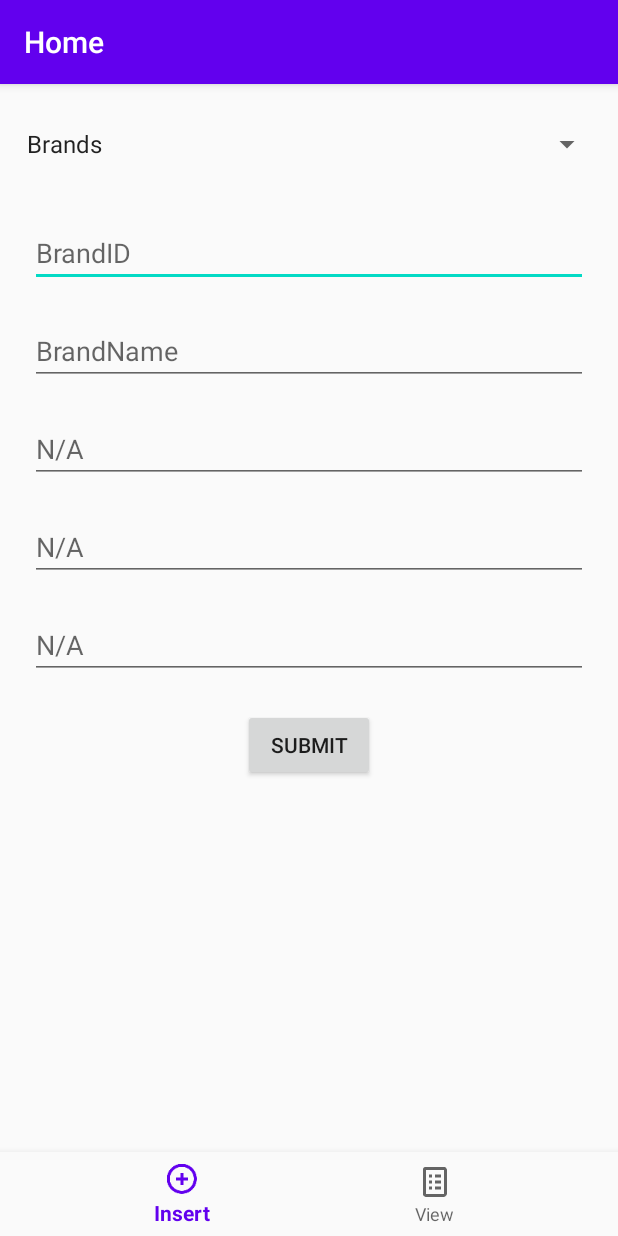
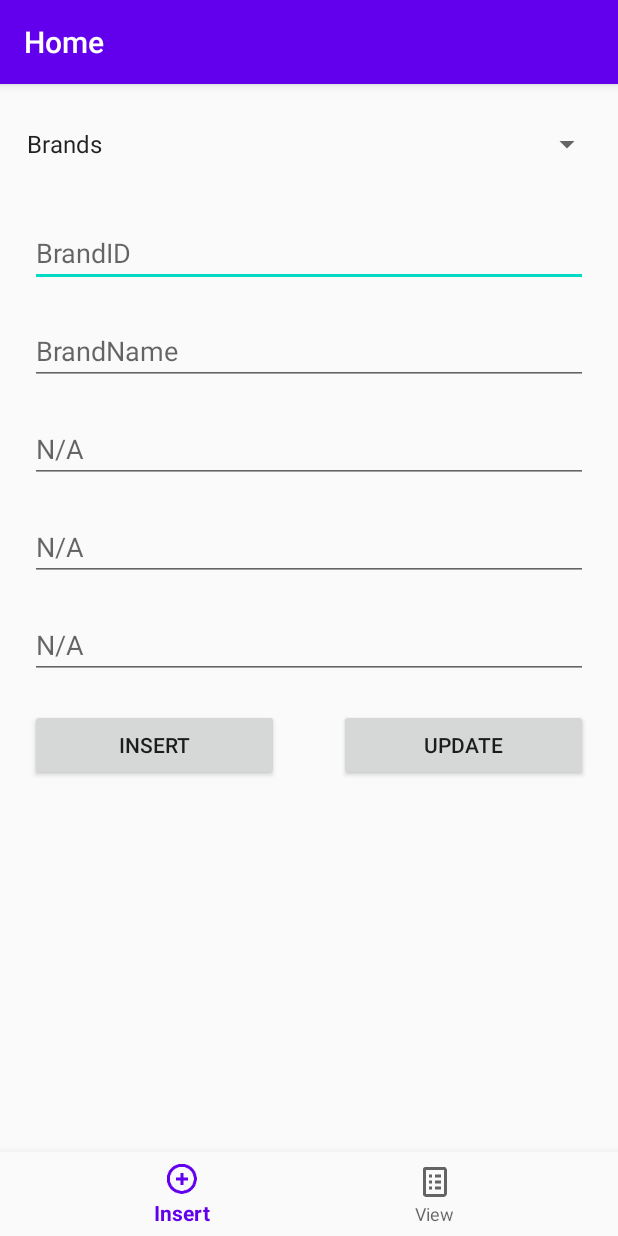
Before and after one commit to jdannhausenbrun/Databases-Final-Project, an Android app: the screen it shows after launch (MainActivity), on a phone screen of 412 x 824 dp. Run offline under Robolectric (Android 15) with nearby library versions, the phone set to English and light mode, and no system bars; our stand-ins replace navigation-ui.

Commit message:
Added button

```diff
--- a/app/src/main/res/layout/fragment_insert.xml
+++ b/app/src/main/res/layout/fragment_insert.xml
@@ -75,14 +75,29 @@
         app:layout_constraintStart_toStartOf="parent"
         app:layout_constraintTop_toBottomOf="@+id/editText4" />
 
-    <Button
-        android:id="@+id/button"
-        android:layout_width="wrap_content"
+    <LinearLayout
+        android:layout_width="match_parent"
         android:layout_height="wrap_content"
-        android:layout_margin="20dp"
-        android:text="SUBMIT"
+        android:orientation="horizontal"
         app:layout_constraintEnd_toEndOf="parent"
         app:layout_constraintStart_toStartOf="parent"
-        app:layout_constraintTop_toBottomOf="@+id/editText5" />
+        app:layout_constraintTop_toBottomOf="@+id/editText5">
+
+        <Button
+            android:id="@+id/insert_button"
+            android:layout_width="wrap_content"
+            android:layout_height="wrap_content"
+            android:layout_weight="1"
+            android:text="Insert"
+            android:layout_margin="20dp"/>
+
+        <Button
+            android:id="@+id/update_button"
+            android:layout_width="wrap_content"
+            android:layout_height="wrap_content"
+            android:layout_weight="1"
+            android:text="Update"
+            android:layout_margin="20dp"/>
+    </LinearLayout>
 
 </androidx.constraintlayout.widget.ConstraintLayout>
```
